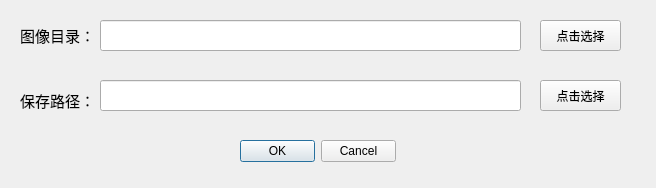
This is demo.ui in SWHL/RapidVideOCR as Qt 5 draws it before an edit. The edited form follows.
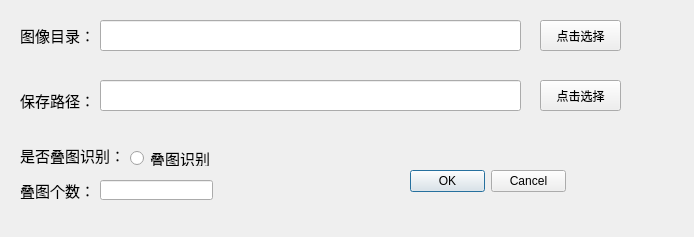
This is the edited form.

Commit message: Add batch rec button

What changed in the file:
```diff
--- a/demo.ui
+++ b/demo.ui
@@ -6,8 +6,8 @@
    <rect>
     <x>0</x>
     <y>0</y>
-    <width>656</width>
-    <height>188</height>
+    <width>694</width>
+    <height>237</height>
    </rect>
   </property>
   <property name="windowTitle">
@@ -98,8 +98,8 @@
   <widget class="QDialogButtonBox" name="btn_dialog_ok_cancel">
    <property name="geometry">
     <rect>
-     <x>240</x>
-     <y>140</y>
+     <x>410</x>
+     <y>170</y>
      <width>156</width>
      <height>23</height>
     </rect>
@@ -111,6 +111,70 @@
     <set>QDialogButtonBox::Cancel|QDialogButtonBox::Ok</set>
    </property>
   </widget>
+  <widget class="QRadioButton" name="radioButton">
+   <property name="geometry">
+    <rect>
+     <x>130</x>
+     <y>150</y>
+     <width>89</width>
+     <height>16</height>
+    </rect>
+   </property>
+   <property name="font">
+    <font>
+     <pointsize>11</pointsize>
+    </font>
+   </property>
+   <property name="text">
+    <string>叠图识别</string>
+   </property>
+  </widget>
+  <widget class="QLabel" name="label_mode">
+   <property name="geometry">
+    <rect>
+     <x>20</x>
+     <y>140</y>
+     <width>111</width>
+     <height>31</height>
+    </rect>
+   </property>
+   <property name="font">
+    <font>
+     <pointsize>11</pointsize>
+    </font>
+   </property>
+   <property name="text">
+    <string>是否叠图识别：</string>
+   </property>
+  </widget>
+  <widget class="QLabel" name="label_batch">
+   <property name="geometry">
+    <rect>
+     <x>20</x>
+     <y>180</y>
+     <width>71</width>
+     <height>21</height>
+    </rect>
+   </property>
+   <property name="font">
+    <font>
+     <pointsize>11</pointsize>
+    </font>
+   </property>
+   <property name="text">
+    <string>叠图个数：</string>
+   </property>
+  </widget>
+  <widget class="QLineEdit" name="le_batch">
+   <property name="geometry">
+    <rect>
+     <x>100</x>
+     <y>180</y>
+     <width>113</width>
+     <height>20</height>
+    </rect>
+   </property>
+  </widget>
  </widget>
  <resources/>
  <connections/>
```
The commit also changes 3 other files.
